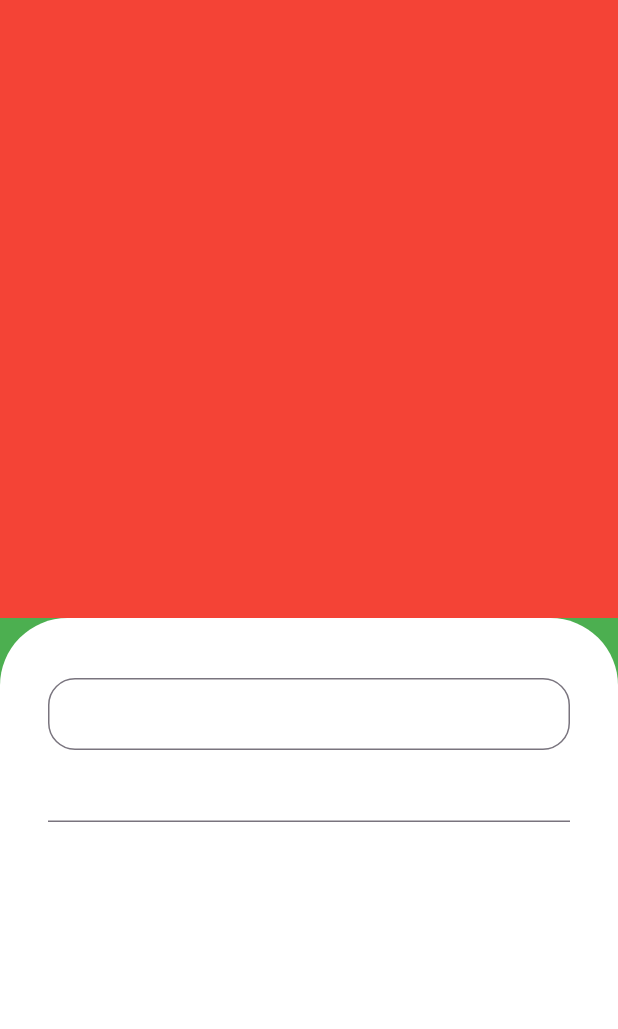
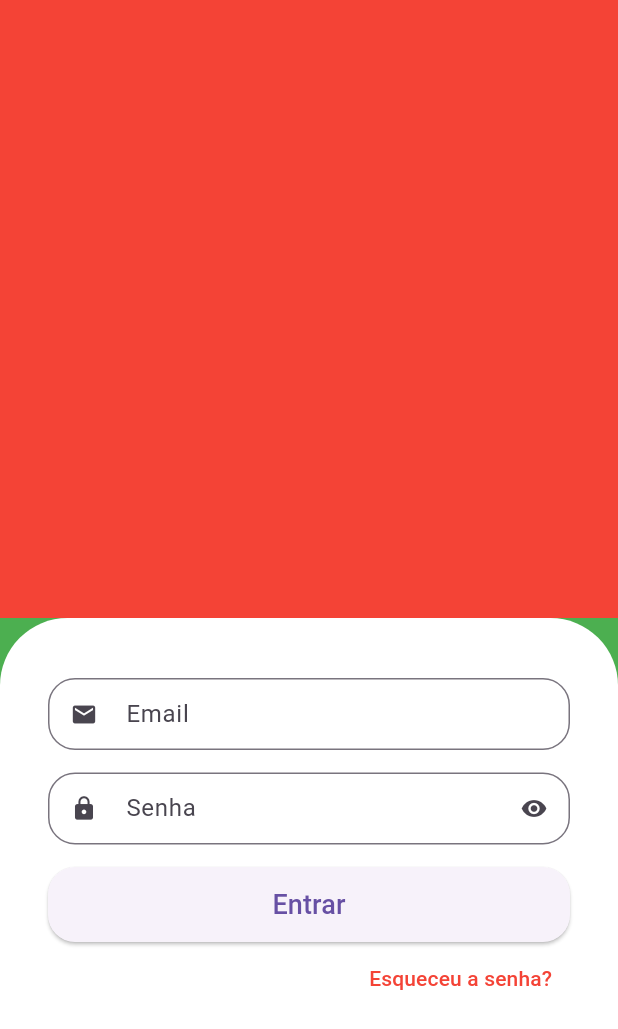
Before and after one commit to caioocardoso/QuitandaVirtual-Flutter, a Flutter app: the screen it shows after launch, on a phone screen of 412 x 824 dp. Shown: the top 1029 px of the screen. Run offline on Flutter 3.47's test engine with Material 3 defaults, Android fonts, the phone set to English and light mode, and no system bars.

Commit message:
Adicionado Email e senha + segredo, botao de entrar e esqueceu a senha

```diff
--- /dev/null
+++ b/lib/src/auth/components/custom_text_field.dart
@@ -0,0 +1,55 @@
+import 'package:flutter/material.dart';
+
+class CustomTextField extends StatefulWidget {
+  final IconData icon;
+  final String label;
+  final bool isSecret;
+
+  const CustomTextField(
+      {super.key,
+      required this.icon,
+      required this.label,
+      this.isSecret = false});
+
+  @override
+  State<CustomTextField> createState() => _CustomTextFieldState();
+}
+
+class _CustomTextFieldState extends State<CustomTextField> {
+  bool isObscure = false;
+
+  @override
+  void initState() {
+    super.initState();
+
+    isObscure = widget.isSecret;
+  }
+
+  @override
+  Widget build(BuildContext context) {
+    return Padding(
+      padding: const EdgeInsets.only(bottom: 15),
+      child: TextFormField(
+        obscureText: isObscure,
+        decoration: InputDecoration(
+            prefixIcon: Icon(widget.icon),
+            suffixIcon: widget.isSecret
+                ? IconButton(
+                    onPressed: () {
+                      setState(() {
+                        isObscure = !isObscure;
+                      });
+                    },
+                    icon: Icon(
+                        isObscure ? Icons.visibility : Icons.visibility_off),
+                  )
+                : null,
+            labelText: widget.label,
+            isDense: true,
+            border: OutlineInputBorder(
+              borderRadius: BorderRadius.circular(18),
+            )),
+      ),
+    );
+  }
+}
--- a/lib/src/auth/sign_in_screen.dart
+++ b/lib/src/auth/sign_in_screen.dart
@@ -1,4 +1,5 @@
 import 'package:flutter/material.dart';
+import 'package:greengrocer/src/auth/components/custom_text_field.dart';
 
 class SignInScreen extends StatelessWidget {
   const SignInScreen({super.key});
@@ -26,18 +27,51 @@ class SignInScreen extends StatelessWidget {
                   borderRadius:
                       BorderRadius.vertical(top: Radius.circular(45))),
               child: Column(
+                crossAxisAlignment: CrossAxisAlignment.stretch,
                 children: [
                   //Email
-                  TextFormField(
-                    decoration: InputDecoration(
-                        isDense: true,
-                        border: OutlineInputBorder(
-                          borderRadius: BorderRadius.circular(18),
-                        )),
+                  const CustomTextField(
+                    icon: Icons.email,
+                    label: 'Email',
                   ),
 
                   //Senha
-                  TextFormField(),
+                  const CustomTextField(
+                    icon: Icons.lock,
+                    label: 'Senha',
+                    isSecret: true,
+                  ),
+
+                  //Entrar
+                  SizedBox(
+                    height: 50,
+                    child: ElevatedButton(
+                      style: ElevatedButton.styleFrom(
+                          shape: RoundedRectangleBorder(
+                        borderRadius: BorderRadius.circular(18),
+                      )),
+                      onPressed: () {},
+                      child: const Text(
+                        'Entrar',
+                        style: TextStyle(
+                          fontSize: 18,
+                        ),
+                      ),
+                    ),
+                  ),
+
+                  Align(
+                    alignment: Alignment.centerRight,
+                    child: TextButton(
+                      onPressed: () {},
+                      child: const Text(
+                        'Esqueceu a senha?',
+                        style: TextStyle(
+                          color: Colors.red,
+                        ),
+                      ),
+                    ),
+                  ),
                 ],
               ),
             ),
```
